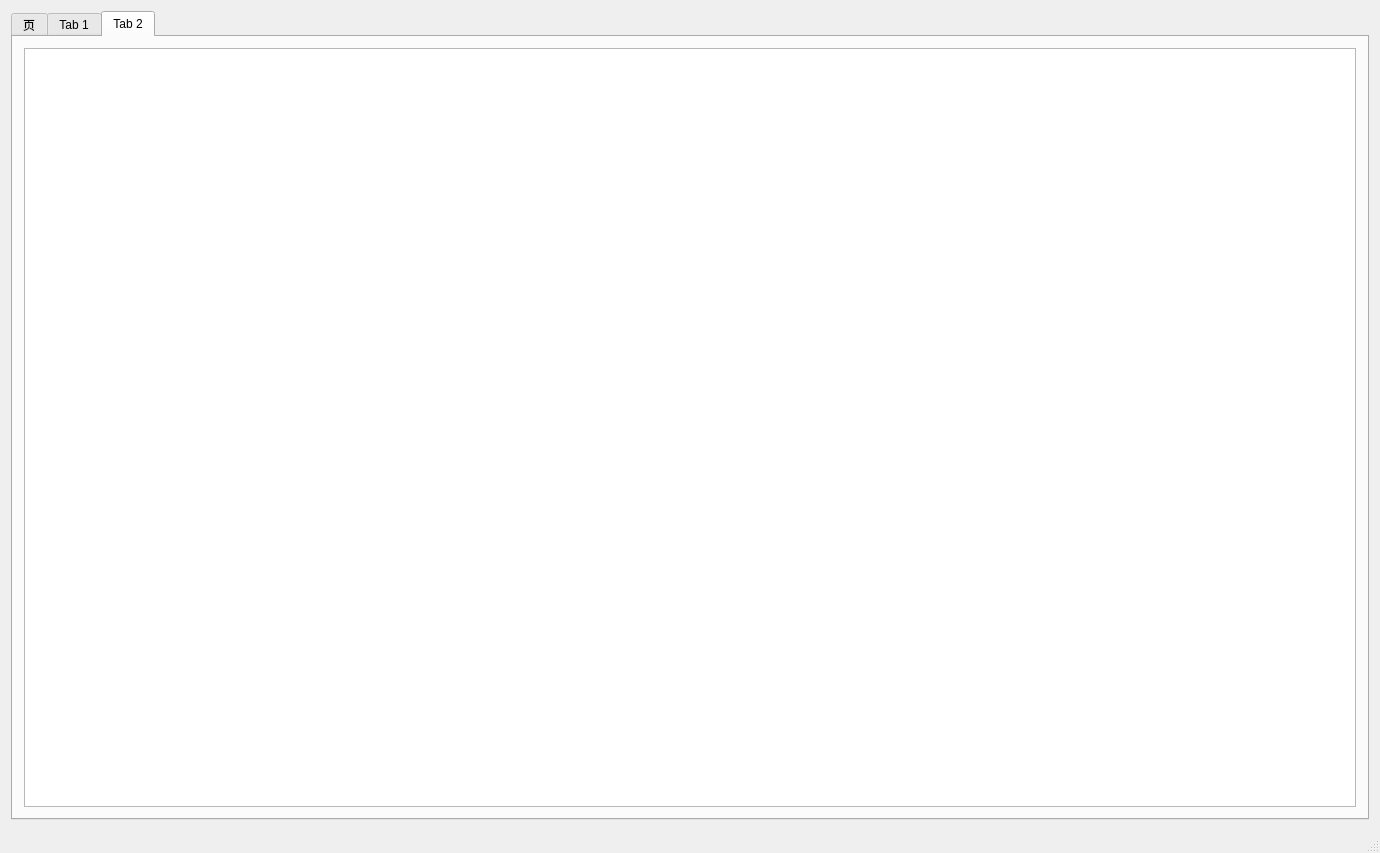
ilovefxdd/trade, file qc/mainwindow.ui: the form before one commit.
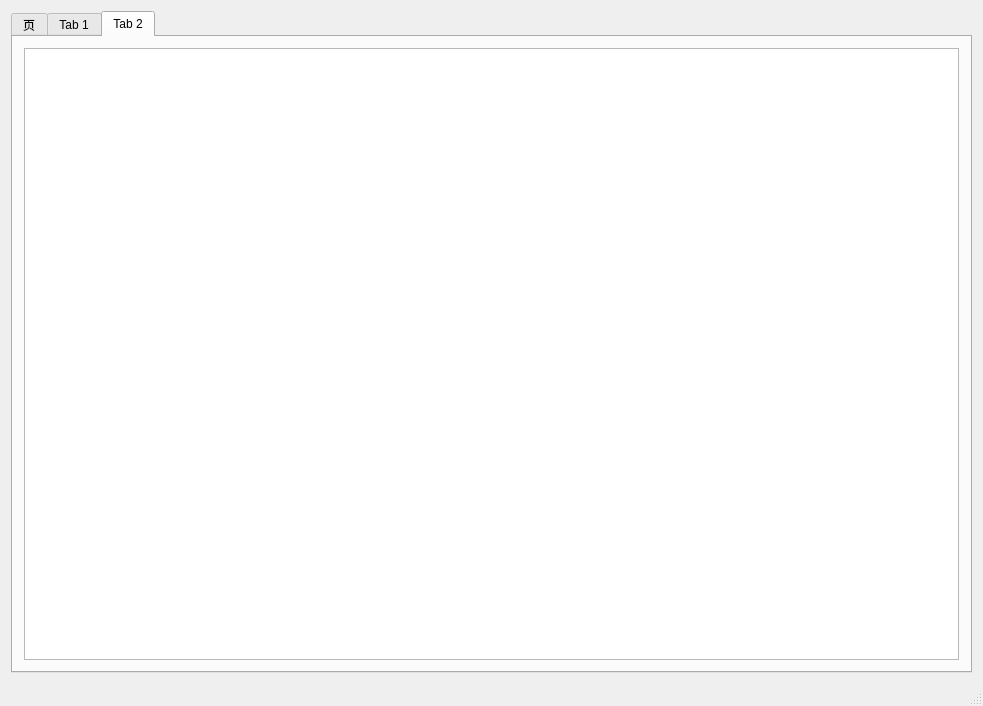
The form after the commit. The open tabs and pages were chosen to show the change.

The edit to the form file:
```diff
--- a/qc/mainwindow.ui
+++ b/qc/mainwindow.ui
@@ -6,8 +6,8 @@
       <rect>
         <x>0</x>
         <y>0</y>
-        <width>1380</width>
-        <height>853</height>
+    <width>983</width>
+    <height>706</height>
       </rect>
     </property>
     <property name="windowTitle">
```
Left out of the diff: 6 changed lines with no effect on the pictures. Lines whose indentation alone changed are shown as unchanged.
